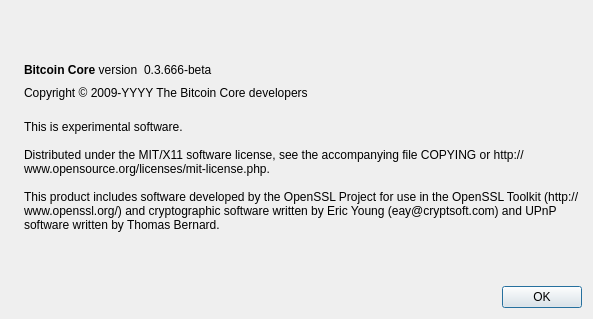
Before: the Qt Designer form src/qt/forms/aboutdialog.ui in cockcoin/cockcoin, drawn with Qt 5.
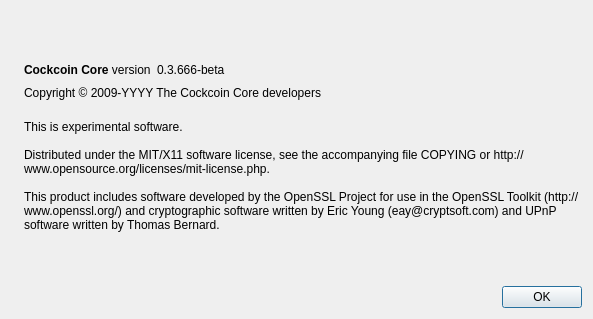
After: the same form once the commit is applied. Icons and pictures are not drawn.

What changed in the file:
```diff
--- a/src/qt/forms/aboutdialog.ui
+++ b/src/qt/forms/aboutdialog.ui
@@ -50,7 +50,7 @@
           <cursorShape>IBeamCursor</cursorShape>
          </property>
          <property name="text">
-          <string>&lt;b&gt;Bitcoin Core&lt;/b&gt; version</string>
+          <string>&lt;b&gt;Cockcoin Core&lt;/b&gt; version</string>
          </property>
          <property name="textInteractionFlags">
           <set>Qt::LinksAccessibleByMouse|Qt::TextSelectableByKeyboard|Qt::TextSelectableByMouse</set>
@@ -91,7 +91,7 @@
         <cursorShape>IBeamCursor</cursorShape>
        </property>
        <property name="text">
-        <string notr="true">Copyright &amp;copy; 2009-YYYY The Bitcoin Core developers</string>
+        <string notr="true">Copyright &amp;copy; 2009-YYYY The Cockcoin Core developers</string>
        </property>
        <property name="textFormat">
         <enum>Qt::RichText</enum>
```
Left out of the diff: 6 changed lines with no effect on the pictures.
